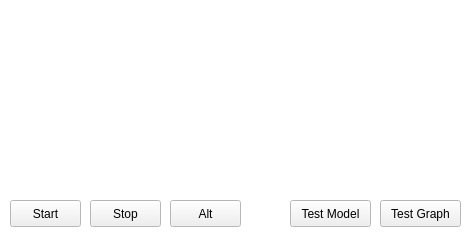
This is sapien190/trunk/source/Sandbox/sapine_v1/graph.ui in kimbjerge/iirtsf10grp5 as Qt 5 draws it before an edit. The edited form follows.
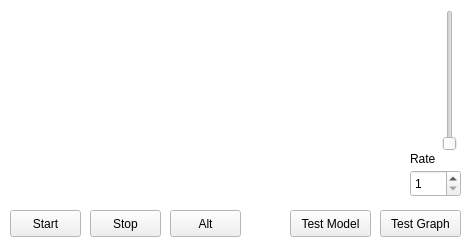
This is the edited form.

Commit message: Added change of sample rate and fixed kill of threads when blocked on mailbox - see alternative impl. RealTimeThread.cpp

Diff of the .ui file:
```diff
--- a/sapien190/trunk/source/Sandbox/sapine_v1/graph.ui
+++ b/sapien190/trunk/source/Sandbox/sapine_v1/graph.ui
@@ -81,7 +81,7 @@
    <property name="geometry">
     <rect>
      <x>380</x>
-     <y>200</y>
+     <y>210</y>
      <width>81</width>
      <height>27</height>
     </rect>
@@ -94,7 +94,7 @@
    <property name="geometry">
     <rect>
      <x>10</x>
-     <y>200</y>
+     <y>210</y>
      <width>71</width>
      <height>27</height>
     </rect>
@@ -107,7 +107,7 @@
    <property name="geometry">
     <rect>
      <x>90</x>
-     <y>200</y>
+     <y>210</y>
      <width>71</width>
      <height>27</height>
     </rect>
@@ -120,7 +120,7 @@
    <property name="geometry">
     <rect>
      <x>290</x>
-     <y>200</y>
+     <y>210</y>
      <width>81</width>
      <height>27</height>
     </rect>
@@ -133,7 +133,7 @@
    <property name="geometry">
     <rect>
      <x>170</x>
-     <y>200</y>
+     <y>210</y>
      <width>71</width>
      <height>27</height>
     </rect>
@@ -142,6 +142,54 @@
     <string>Alt</string>
    </property>
   </widget>
+  <widget class="QSlider" name="sampleRateSlider">
+   <property name="geometry">
+    <rect>
+     <x>440</x>
+     <y>10</y>
+     <width>20</width>
+     <height>141</height>
+    </rect>
+   </property>
+   <property name="minimum">
+    <number>1</number>
+   </property>
+   <property name="maximum">
+    <number>400</number>
+   </property>
+   <property name="orientation">
+    <enum>Qt::Vertical</enum>
+   </property>
+  </widget>
+  <widget class="QSpinBox" name="sampelRateBox">
+   <property name="geometry">
+    <rect>
+     <x>410</x>
+     <y>170</y>
+     <width>51</width>
+     <height>27</height>
+    </rect>
+   </property>
+   <property name="minimum">
+    <number>1</number>
+   </property>
+   <property name="maximum">
+    <number>400</number>
+   </property>
+  </widget>
+  <widget class="QLabel" name="label">
+   <property name="geometry">
+    <rect>
+     <x>410</x>
+     <y>150</y>
+     <width>62</width>
+     <height>17</height>
+    </rect>
+   </property>
+   <property name="text">
+    <string>Rate</string>
+   </property>
+  </widget>
  </widget>
  <tabstops>
   <tabstop>simulate</tabstop>
```
Left out of the diff: 65 changed lines with no effect on the pictures. The commit also changes 5 other files.
